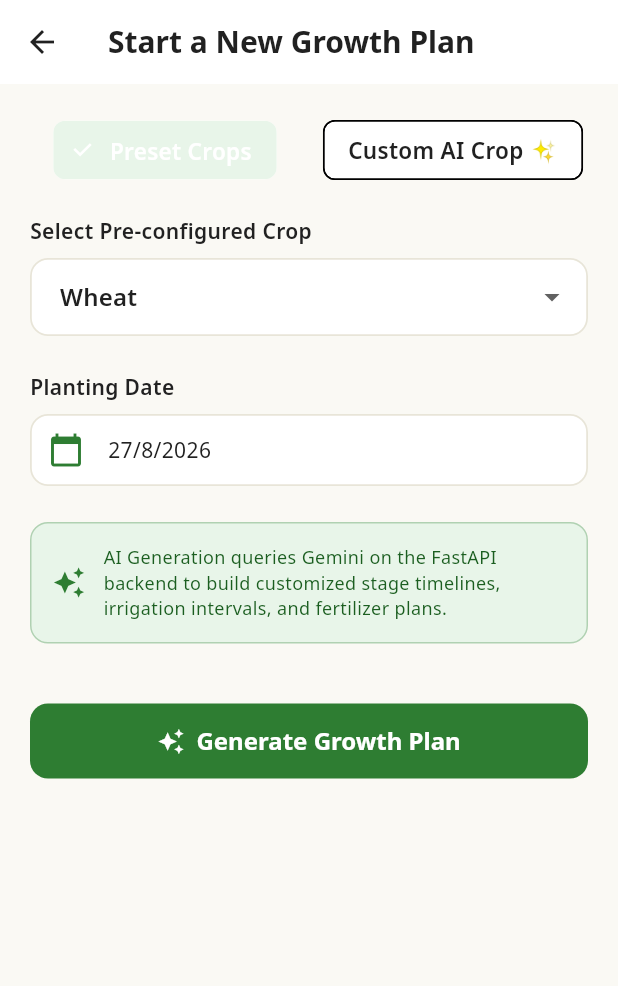
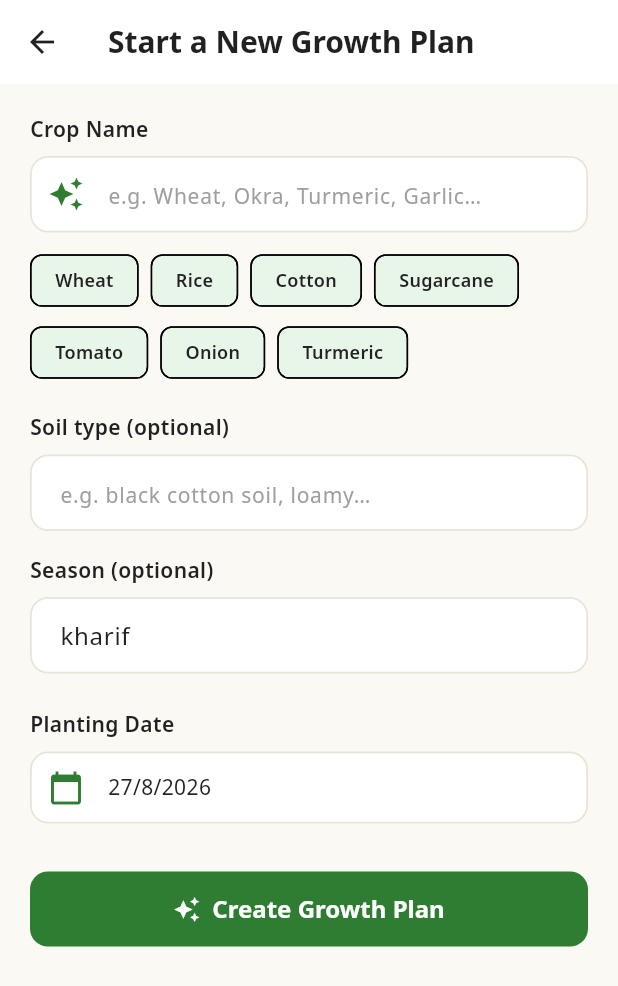
Before and after one commit to Talha905/agro_FYP, a Flutter app: the CropSetupScreen screen opened directly, on a phone screen of 412 x 824 dp. Shown: the top 986 px of the screen. Run offline on Flutter 3.47's test engine with Material 3 defaults, Android fonts, the phone set to English and light mode, and no system bars; our stand-ins replace cloud_firestore, firebase_auth, firebase_core, firebase_storage, flutter_local_notifications, geolocator and 6 more; missing offline and left inert: geoflutterfire_plus; accounts and stored records are empty.

Commit message:
feat(growth-planner): update CropSetupScreen with recommender branch's proven AI Gemini growth plan pipeline

```diff
--- a/agrosaathi/lib/screens/crop_setup_screen.dart
+++ b/agrosaathi/lib/screens/crop_setup_screen.dart
@@ -8,8 +8,8 @@ import '../services/growth_plan_service.dart';
 import '../services/notification_service.dart';
 import '../services/user_service.dart';
 
-/// Screen to create a growth plan, calling Gemini AI backend (/generate-growth-plan)
-/// with fallback to local static agronomic templates.
+/// Screen to create a growth plan powered by Gemini AI backend (/generate-growth-plan).
+/// From feature-recommender branch.
 class CropSetupScreen extends StatefulWidget {
   final String? initialCropName;
 
@@ -20,128 +20,121 @@ class CropSetupScreen extends StatefulWidget {
 }
 
 class _CropSetupScreenState extends State<CropSetupScreen> {
-  final TextEditingController _customCropController = TextEditingController();
-  CropGrowthTemplate? selectedCrop;
+  late final TextEditingController _cropController;
+  late final TextEditingController _soilController;
+  late final TextEditingController _seasonController;
+
   DateTime? plantingDate = DateTime.now();
-  bool isCustom = false;
   bool saving = false;
-  bool isGeneratingAI = false;
+  String? statusMessage;
 
   final GrowthPlanService _planService = GrowthPlanService();
 
   @override
   void initState() {
     super.initState();
-    if (widget.initialCropName != null && widget.initialCropName!.isNotEmpty) {
-      final matched = CropTemplates.all.firstWhere(
-        (t) => t.displayName.toLowerCase() == widget.initialCropName!.toLowerCase() ||
-            t.cropSlug.toLowerCase() == widget.initialCropName!.toLowerCase(),
-        orElse: () {
-          isCustom = true;
-          _customCropController.text = widget.initialCropName!;
-          return CropTemplates.all.first;
-        },
-      );
-      if (!isCustom) {
-        selectedCrop = matched;
-      }
-    } else {
-      selectedCrop = CropTemplates.all.first;
-    }
+    _cropController = TextEditingController(text: widget.initialCropName ?? '');
+
+    final user = UserService.currentUser;
+    final defaultSoil = user?.farmDetails?['defaultSoilType']?.toString() ?? 'black cotton soil';
+    _soilController = TextEditingController(text: defaultSoil);
+    _seasonController = TextEditingController(text: 'kharif');
   }
 
   @override
   void dispose() {
-    _customCropController.dispose();
+    _cropController.dispose();
+    _soilController.dispose();
+    _seasonController.dispose();
     super.dispose();
   }
 
+  /// Finds a static template whose slug or display name loosely matches
+  /// what the farmer typed — used only as a fallback when the AI call fails.
+  CropGrowthTemplate? _matchStaticTemplate(String typedName) {
+    final normalized = typedName.trim().toLowerCase();
+    for (final t in CropTemplates.all) {
+      if (t.cropSlug == normalized || t.displayName.toLowerCase() == normalized) {
+        return t;
+      }
+    }
+    return CropTemplates.generic(typedName);
+  }
+
   Future<void> _submit() async {
-    final cropName = isCustom
-        ? _customCropController.text.trim()
-        : selectedCrop?.displayName;
+    final cropName = _cropController.text.trim();
 
-    if (cropName == null || cropName.isEmpty || plantingDate == null) {
+    if (cropName.isEmpty || plantingDate == null) {
       ScaffoldMessenger.of(context).showSnackBar(
-        const SnackBar(content: Text('Please enter a crop name and select a planting date')),
+        const SnackBar(content: Text('Please enter a crop name and planting date')),
       );
       return;
     }
 
-    final farmerId = UserService.currentUser?.uid;
-    if (farmerId == null) {
-      ScaffoldMessenger.of(context).showSnackBar(
-        const SnackBar(content: Text('You need to be signed in to create a plan')),
-      );
-      return;
-    }
+    final farmerId = UserService.currentUser?.uid ?? 'demo_farmer_101';
 
     setState(() {
       saving = true;
-      isGeneratingAI = true;
+      statusMessage = 'Asking AI to design your ${cropName.isEmpty ? 'crop' : cropName} plan…';
     });
 
+    CropGrowthTemplate? template;
+
     try {
-      CropGrowthTemplate templateToUse;
-      final user = UserService.currentUser;
-      final soilType = user?.farmDetails?['defaultSoilType'] as String?;
-
-      // 1. Send Request to FastAPI Gemini AI Endpoint (/generate-growth-plan)
-      try {
-        templateToUse = await AIGrowthPlanService.generate(
+      template = await AIGrowthPlanService.generate(
         cropName: cropName,
-          soilType: soilType,
-          season: 'Kharif',
+        soilType: _soilController.text.trim().isEmpty ? null : _soilController.text.trim(),
+        season: _seasonController.text.trim().isEmpty ? null : _seasonController.text.trim(),
       );
+    } catch (e) {
+      debugPrint('AI generation failed: $e');
+      final fallback = _matchStaticTemplate(cropName);
+      if (fallback != null) {
+        template = fallback;
+        setState(() => statusMessage = 'AI unavailable — using template for ${fallback.displayName} instead.');
+        await Future.delayed(const Duration(seconds: 1));
+      } else {
+        setState(() {
+          saving = false;
+          statusMessage = null;
+        });
         if (mounted) {
           ScaffoldMessenger.of(context).showSnackBar(
-            const SnackBar(
-              content: Text('Generated agronomic plan using Gemini AI! ✨'),
-              backgroundColor: AppColors.primary,
+            SnackBar(
+              content: Text(
+                'Couldn\'t generate a plan for "$cropName" right now (${e.toString()}).',
+              ),
             ),
           );
         }
-      } catch (aiError) {
-        debugPrint('Gemini AI Generation error (using template fallback): $aiError');
-        // Fallback to local template matching
-        templateToUse = selectedCrop ??
-            CropTemplates.all.firstWhere(
-              (t) => t.displayName.toLowerCase() == cropName.toLowerCase(),
-              orElse: () => CropTemplates.generic(cropName),
-            );
+        return;
+      }
     }
 
-      // 2. Generate GrowthPlan document with stage dates
+    try {
       final plan = GrowthPlanGenerator.generate(
         farmerId: farmerId,
-        template: templateToUse,
+        template: template,
         plantingDate: plantingDate!,
       );
 
-      // 3. Save to Firestore
       final planId = await _planService.createPlan(plan);
 
-      // 4. Schedule local reminders
       try {
         await NotificationService.scheduleForPlan(planId, plan);
       } catch (notificationError) {
-        debugPrint('Notification scheduling failed (plan saved): $notificationError');
+        debugPrint('Notification scheduling error: $notificationError');
       }
 
       if (mounted) Navigator.pop(context);
     } catch (e) {
       if (mounted) {
         ScaffoldMessenger.of(context).showSnackBar(
-          SnackBar(content: Text('Failed to create plan: $e')),
+          SnackBar(content: Text('Failed to save plan: $e')),
         );
       }
     } finally {
-      if (mounted) {
-        setState(() {
-          saving = false;
-          isGeneratingAI = false;
-        });
-      }
+      if (mounted) setState(() => saving = false);
     }
   }
 
@@ -155,68 +148,65 @@ class _CropSetupScreenState extends State<CropSetupScreen> {
         child: Column(
           crossAxisAlignment: CrossAxisAlignment.start,
           children: [
-            // Mode Segment Switcher
-            Row(
-              children: [
-                Expanded(
-                  child: ChoiceChip(
-                    label: const Text('Preset Crops'),
-                    selected: !isCustom,
-                    onSelected: (val) {
-                      if (val) setState(() => isCustom = false);
-                    },
-                    selectedColor: AppColors.primaryLight,
-                  ),
-                ),
-                const SizedBox(width: 12),
-                Expanded(
-                  child: ChoiceChip(
-                    label: const Text('Custom AI Crop ✨'),
-                    selected: isCustom,
-                    onSelected: (val) {
-                      if (val) setState(() => isCustom = true);
-                    },
-                    selectedColor: AppColors.primaryLight,
-                  ),
-                ),
-              ],
-            ),
-            const SizedBox(height: 20),
-
-            if (!isCustom) ...[
-              const Text('Select Pre-configured Crop', style: TextStyle(fontSize: 14, fontWeight: FontWeight.w600)),
+            const Text('Crop Name', style: TextStyle(fontSize: 14, fontWeight: FontWeight.w600)),
             const SizedBox(height: 8),
-              DropdownButtonFormField<CropGrowthTemplate>(
-                value: selectedCrop,
+            TextField(
+              controller: _cropController,
               decoration: InputDecoration(
                 filled: true,
                 fillColor: Colors.white,
-                  border: OutlineInputBorder(borderRadius: BorderRadius.circular(12)),
-                  contentPadding: const EdgeInsets.symmetric(horizontal: 16, vertical: 14),
-                ),
-                hint: const Text('Select a crop'),
-                items: CropTemplates.all
-                    .map((t) => DropdownMenuItem(value: t, child: Text(t.displayName)))
-                    .toList(),
-                onChanged: (value) => setState(() => selectedCrop = value),
-              ),
-            ] else ...[
-              const Text('Enter Any Crop Name (Gemini AI Powered)', style: TextStyle(fontSize: 14, fontWeight: FontWeight.w600)),
-              const SizedBox(height: 8),
-              TextField(
-                controller: _customCropController,
-                decoration: InputDecoration(
-                  hintText: 'e.g. Turmeric, Garlic, Chili, Papaya...',
-                  filled: true,
-                  fillColor: Colors.white,
+                hintText: 'e.g. Wheat, Okra, Turmeric, Garlic…',
                 prefixIcon: const Icon(Icons.auto_awesome, color: AppColors.primary),
                 border: OutlineInputBorder(borderRadius: BorderRadius.circular(12)),
                 contentPadding: const EdgeInsets.symmetric(horizontal: 16, vertical: 14),
               ),
             ),
-            ],
+            const SizedBox(height: 8),
 
+            // Quick Suggestion Chips
+            Wrap(
+              spacing: 8,
+              children: ['Wheat', 'Rice', 'Cotton', 'Sugarcane', 'Tomato', 'Onion', 'Turmeric']
+                  .map((crop) => ActionChip(
+                        label: Text(crop, style: const TextStyle(fontSize: 12)),
+                        backgroundColor: AppColors.primaryLight,
+                        onPressed: () {
+                          _cropController.text = crop;
+                          setState(() {});
+                        },
+                      ))
+                  .toList(),
+            ),
+            const SizedBox(height: 16),
+
+            const Text('Soil type (optional)', style: TextStyle(fontSize: 14, fontWeight: FontWeight.w600)),
+            const SizedBox(height: 8),
+            TextField(
+              controller: _soilController,
+              decoration: InputDecoration(
+                filled: true,
+                fillColor: Colors.white,
+                hintText: 'e.g. black cotton soil, loamy…',
+                border: OutlineInputBorder(borderRadius: BorderRadius.circular(12)),
+                contentPadding: const EdgeInsets.symmetric(horizontal: 16, vertical: 14),
+              ),
+            ),
+            const SizedBox(height: 16),
+
+            const Text('Season (optional)', style: TextStyle(fontSize: 14, fontWeight: FontWeight.w600)),
+            const SizedBox(height: 8),
+            TextField(
+              controller: _seasonController,
+              decoration: InputDecoration(
+                filled: true,
+                fillColor: Colors.white,
+                hintText: 'e.g. rabi, kharif…',
+                border: OutlineInputBorder(borderRadius: BorderRadius.circular(12)),
+                contentPadding: const EdgeInsets.symmetric(horizontal: 16, vertical: 14),
+              ),
+            ),
             const SizedBox(height: 24),
+
             const Text('Planting Date', style: TextStyle(fontSize: 14, fontWeight: FontWeight.w600)),
             const SizedBox(height: 8),
             InkWell(
@@ -246,29 +236,25 @@ class _CropSetupScreenState extends State<CropSetupScreen> {
               ),
             ),
 
-            const SizedBox(height: 24),
-            Container(
-              padding: const EdgeInsets.all(14),
-              decoration: BoxDecoration(
-                color: AppColors.primaryLight,
-                borderRadius: BorderRadius.circular(12),
-                border: Border.all(color: AppColors.primary.withValues(alpha: 0.3)),
+            if (statusMessage != null) ...[
+              const SizedBox(height: 16),
+              Row(
+                children: [
+                  if (saving)
+                    const SizedBox(
+                      height: 14,
+                      width: 14,
+                      child: CircularProgressIndicator(strokeWidth: 2, color: AppColors.primary),
                     ),
-              child: const Row(
-                children: [
-                  Icon(Icons.auto_awesome, color: AppColors.primary, size: 22),
-                  SizedBox(width: 12),
+                  if (saving) const SizedBox(width: 8),
                   Expanded(
-                    child: Text(
-                      'AI Generation queries Gemini on the FastAPI backend to build customized stage timelines, irrigation intervals, and fertilizer plans.',
-                      style: TextStyle(fontSize: 12, color: AppColors.primaryDark),
-                    ),
+                    child: Text(statusMessage!, style: const TextStyle(color: AppColors.textSecondary, fontSize: 13)),
                   ),
                 ],
               ),
-            ),
-            const SizedBox(height: 40),
+            ],
 
+            const SizedBox(height: 32),
             SizedBox(
               width: double.infinity,
               height: 50,
@@ -278,9 +264,7 @@ class _CropSetupScreenState extends State<CropSetupScreen> {
                   foregroundColor: Colors.white,
                   shape: RoundedRectangleBorder(borderRadius: BorderRadius.circular(12)),
                 ),
-                icon: saving
-                    ? const SizedBox.shrink()
-                    : const Icon(Icons.auto_awesome, size: 18),
+                icon: saving ? const SizedBox.shrink() : const Icon(Icons.auto_awesome, size: 18),
                 onPressed: saving ? null : _submit,
                 label: saving
                     ? const Row(
@@ -292,10 +276,10 @@ class _CropSetupScreenState extends State<CropSetupScreen> {
                             child: CircularProgressIndicator(color: Colors.white, strokeWidth: 2),
                           ),
                           SizedBox(width: 12),
-                          Text('Generating with Gemini AI...'),
+                          Text('Querying Gemini AI...'),
                         ],
                       )
-                    : const Text('Generate Growth Plan', style: TextStyle(fontSize: 16, fontWeight: FontWeight.bold)),
+                    : const Text('Create Growth Plan', style: TextStyle(fontSize: 16, fontWeight: FontWeight.bold)),
               ),
             ),
           ],
```
Lines whose indentation alone changed are shown as unchanged.
